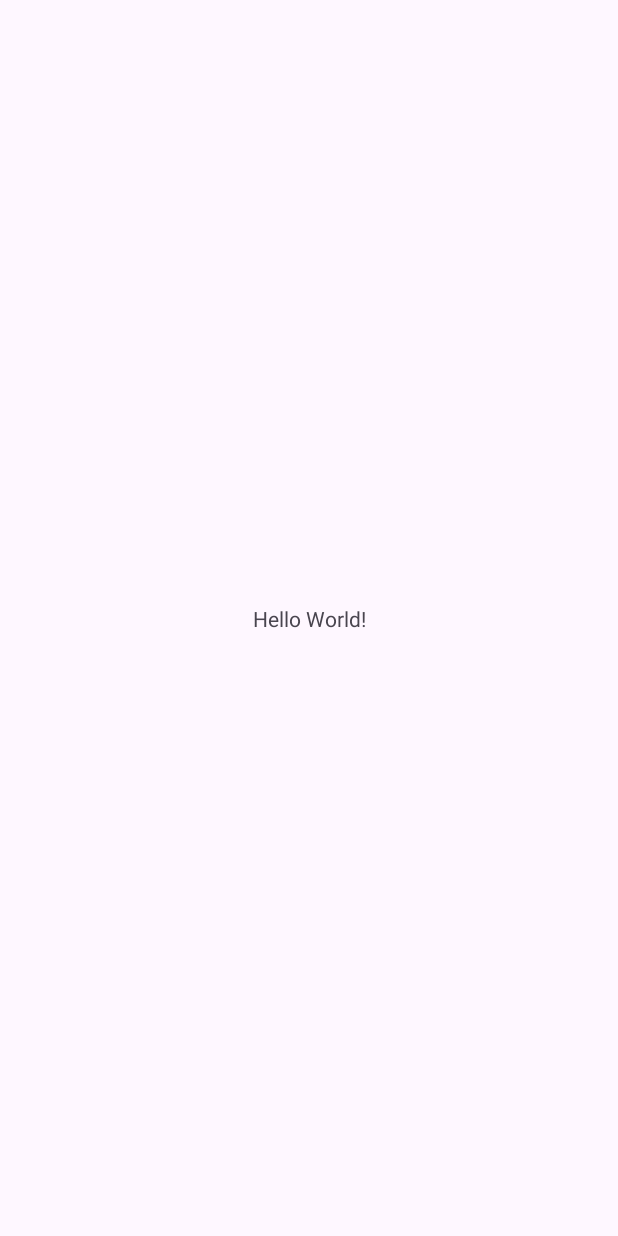
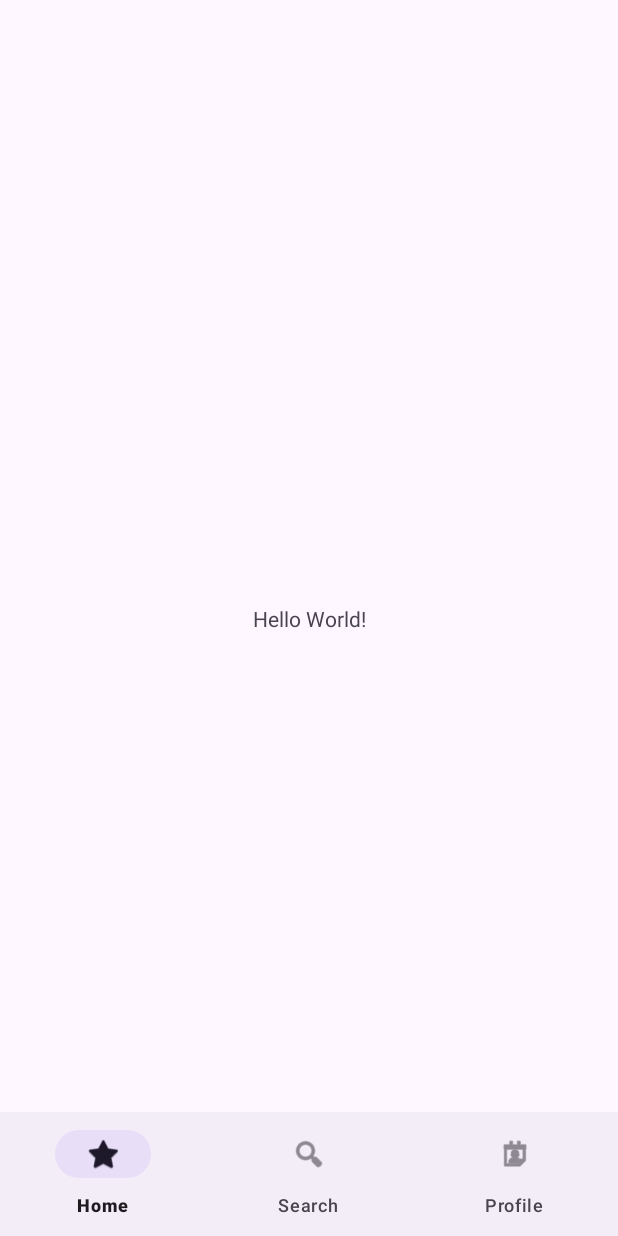
Before and after one commit to AndrewPyscher/Job-App-Android, an Android app: the screen it shows after launch (MainActivity), on a phone screen of 412 x 824 dp. Before the commit the screen is almost empty. Run offline under Robolectric (Android 15) with nearby library versions, the phone set to English and light mode, and no system bars.

Commit message:
Added a barebones bottom navigation bar

```diff
--- a/app/src/main/java/com/example/project2/MainActivity.java
+++ b/app/src/main/java/com/example/project2/MainActivity.java
@@ -4,11 +4,40 @@ import androidx.appcompat.app.AppCompatActivity;
 
 import android.os.Bundle;
 
+import com.google.android.material.bottomnavigation.BottomNavigationView;
+
 public class MainActivity extends AppCompatActivity {
+
+    BottomNavigationView botNavBar;
 
     @Override
     protected void onCreate(Bundle savedInstanceState) {
         super.onCreate(savedInstanceState);
         setContentView(R.layout.activity_main);
+
+        botNavBar = findViewById(R.id.botNavBar);
+
+        botNavBar.setOnItemSelectedListener(item -> {
+            int id = item.getItemId();
+            if (id == R.id.home) {
+                //do nothing
+                return true;
+            } else if (id == R.id.search) {
+                //Use start activity with intents to start that particular activity
+                return true;
+            } else {
+                return false;
+            }
+            //Etc etc etc, you can modify this however you want to change its behavior
+        });
+    }
+
+    @Override
+    protected void onStart() {
+        super.onStart();
+
+        //Set default selected item when in this activity in onStart
+        //This will guarantee that we have the correct item selected when the activity starts
+        botNavBar.setSelectedItemId(R.id.home);
     }
 }
--- a/app/src/main/res/layout/activity_main.xml
+++ b/app/src/main/res/layout/activity_main.xml
@@ -7,6 +7,7 @@
     tools:context=".MainActivity">
 
     <TextView
+        android:id="@+id/textView"
         android:layout_width="wrap_content"
         android:layout_height="wrap_content"
         android:text="Hello World!"
@@ -15,4 +16,21 @@
         app:layout_constraintStart_toStartOf="parent"
         app:layout_constraintTop_toTopOf="parent" />
 
+    <com.google.android.material.bottomnavigation.BottomNavigationView
+        android:id="@+id/botNavBar"
+        android:layout_width="match_parent"
+        android:layout_height="0dp"
+        app:layout_constraintBottom_toBottomOf="parent"
+        app:layout_constraintEnd_toEndOf="parent"
+        app:layout_constraintStart_toStartOf="parent"
+        app:layout_constraintTop_toTopOf="@+id/guideline2"
+        app:menu="@menu/bottom_nav_menu" />
+
+    <androidx.constraintlayout.widget.Guideline
+        android:id="@+id/guideline2"
+        android:layout_width="wrap_content"
+        android:layout_height="wrap_content"
+        android:orientation="horizontal"
+        app:layout_constraintGuide_percent="0.9" />
+
 </androidx.constraintlayout.widget.ConstraintLayout>
--- /dev/null
+++ b/app/src/main/res/menu/bottom_nav_menu.xml
@@ -0,0 +1,22 @@
+<?xml version="1.0" encoding="utf-8"?>
+<menu xmlns:android="http://schemas.android.com/apk/res/android">
+
+    <item
+        android:id="@+id/home"
+        android:layout_width="wrap_content"
+        android:layout_height="wrap_content"
+        android:icon="@android:drawable/btn_star_big_on"
+        android:title="Home" />
+    <item
+        android:id="@+id/search"
+        android:layout_width="wrap_content"
+        android:layout_height="wrap_content"
+        android:icon="@android:drawable/ic_menu_search"
+        android:title="Search" />
+    <item
+        android:id="@+id/profile"
+        android:layout_width="wrap_content"
+        android:layout_height="wrap_content"
+        android:icon="@android:drawable/ic_menu_my_calendar"
+        android:title="Profile" />
+</menu>
```
